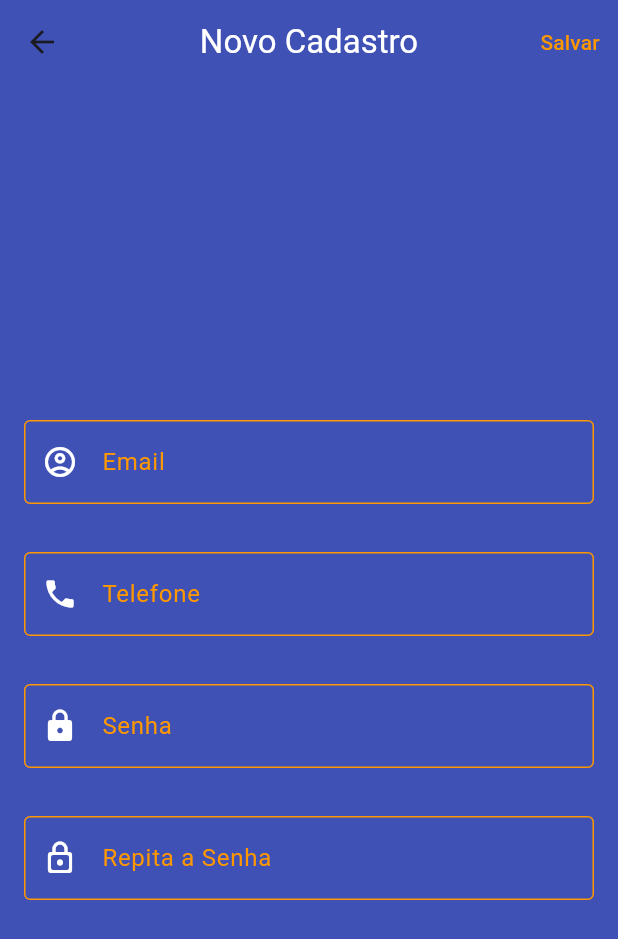
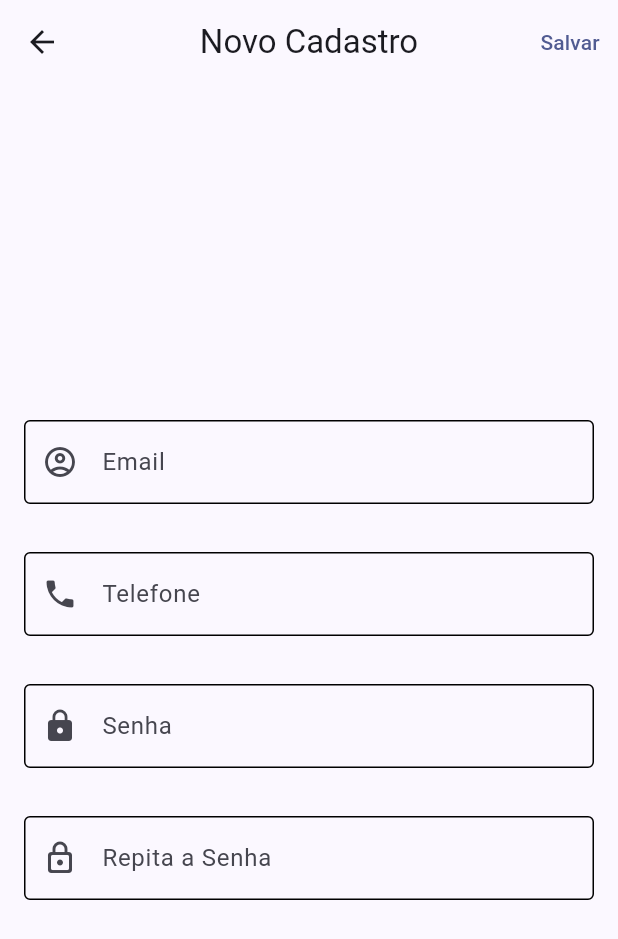
Before and after one commit to hugo-loiola/pratica3, a Flutter app: the Lista screen opened by its route, after a tap on the "exit to app" icon, after a tap on "Cadastre-se", on a phone screen of 412 x 824 dp. Shown: the top 939 px of the screen. Run offline on Flutter 3.47's test engine with Material 2 defaults, Android fonts, the phone set to English and light mode, and no system bars.

Commit message:
Pratica 3 finalizada!

```diff
--- a/lib/main.dart
+++ b/lib/main.dart
@@ -8,8 +8,6 @@ void main() {
   runApp(const MyApp());
 }
 
-const MaterialColor colorSeed = Colors.indigo;
-
 class MyApp extends StatelessWidget {
   const MyApp({Key? key}) : super(key: key);
 
@@ -17,9 +15,8 @@ class MyApp extends StatelessWidget {
   Widget build(BuildContext context) {
     return MaterialApp(
       theme: ThemeData(
-          scaffoldBackgroundColor: Colors.indigo,
           useMaterial3: true,
-          colorScheme: ColorScheme.fromSeed(seedColor: colorSeed)),
+          colorScheme: ColorScheme.fromSeed(seedColor: Colors.indigo)),
       debugShowCheckedModeBanner: false,
       routes: {
         '/': (context) => Login(),
--- a/lib/screens/cadastro.dart
+++ b/lib/screens/cadastro.dart
@@ -9,17 +9,14 @@ class Cadastro extends StatelessWidget {
     return Scaffold(
       appBar: AppBar(
         centerTitle: true,
-        backgroundColor: Colors.indigo,
         title: const Text(
           'Novo Cadastro',
-          style: TextStyle(color: Colors.white),
         ),
         actions: [
           TextButton(
               onPressed: () => {Navigator.pop(context)},
               child: const Text(
                 'Salvar',
-                style: TextStyle(color: Colors.orange),
               ))
         ],
       ),
@@ -29,81 +26,65 @@ class Cadastro extends StatelessWidget {
           Padding(
             padding: EdgeInsets.all(16),
             child: TextField(
-              style: TextStyle(color: Colors.white),
-              cursorColor: Colors.white,
               keyboardType: TextInputType.emailAddress,
               decoration: InputDecoration(
                   prefixIcon: Icon(
                     Icons.account_circle_outlined,
-                    color: Colors.white,
                   ),
-                  enabledBorder: OutlineInputBorder(
-                    borderSide: BorderSide(color: Colors.orange),
-                  ),
+                  enabledBorder: OutlineInputBorder(),
                   focusedBorder: OutlineInputBorder(
-                      borderSide: BorderSide(color: Colors.orange, width: 1),
+                      borderSide: BorderSide(color: Colors.indigo, width: 1),
                       borderRadius: BorderRadius.all(Radius.circular(15))),
-                  label: Text("Email"),
-                  labelStyle: TextStyle(color: Colors.orange)),
+                  label: Text("Email")),
             ),
           ),
           Padding(
             padding: EdgeInsets.all(16),
             child: TextField(
-              style: TextStyle(color: Colors.white),
-              cursorColor: Colors.white,
               keyboardType: TextInputType.phone,
               decoration: InputDecoration(
-                  prefixIcon: Icon(Icons.phone, color: Colors.white),
-                  enabledBorder: OutlineInputBorder(
-                      borderSide: BorderSide(color: Colors.orange)),
+                prefixIcon: Icon(
+                  Icons.phone,
+                ),
+                enabledBorder: OutlineInputBorder(),
                 focusedBorder: OutlineInputBorder(
-                      borderSide: BorderSide(color: Colors.orange, width: 1),
+                    borderSide: BorderSide(color: Colors.indigo, width: 1),
                     borderRadius: BorderRadius.all(Radius.circular(15))),
                 label: Text("Telefone"),
-                  labelStyle: TextStyle(color: Colors.orange)),
+              ),
             ),
           ),
           Padding(
             padding: EdgeInsets.all(16),
             child: TextField(
-              style: TextStyle(color: Colors.white),
-              cursorColor: Colors.white,
               obscureText: true,
               keyboardType: TextInputType.text,
               decoration: InputDecoration(
                   prefixIcon: Icon(
                     Icons.lock,
-                    color: Colors.white,
                   ),
-                  enabledBorder: OutlineInputBorder(
-                      borderSide: BorderSide(color: Colors.orange)),
+                  enabledBorder: OutlineInputBorder(),
                   focusedBorder: OutlineInputBorder(
-                      borderSide: BorderSide(color: Colors.orange, width: 1),
+                      borderSide: BorderSide(color: Colors.indigo, width: 1),
                       borderRadius: BorderRadius.all(Radius.circular(15))),
-                  label: Text("Senha"),
-                  labelStyle: TextStyle(color: Colors.orange)),
+                  label: Text("Senha")),
             ),
           ),
           Padding(
             padding: EdgeInsets.all(16),
             child: TextField(
-              style: TextStyle(color: Colors.white),
-              cursorColor: Colors.white,
               obscureText: true,
               keyboardType: TextInputType.text,
               decoration: InputDecoration(
                 prefixIcon: Icon(
                   Icons.lock_outline_rounded,
-                    color: Colors.white,
                 ),
-                  enabledBorder: OutlineInputBorder(
-                      borderSide: BorderSide(color: Colors.orange)),
+                enabledBorder: OutlineInputBorder(),
                 focusedBorder: OutlineInputBorder(
-                      borderSide: BorderSide(color: Colors.orange, width: 1),
+                    borderSide: BorderSide(color: Colors.indigo, width: 1),
                     borderRadius: BorderRadius.all(Radius.circular(15))),
                 label: Text("Repita a Senha"),
-                  labelStyle: TextStyle(color: Colors.orange)),
+              ),
             ),
           ),
         ],
--- a/lib/screens/lista.dart
+++ b/lib/screens/lista.dart
@@ -13,24 +13,22 @@ class Lista extends StatelessWidget {
     return Scaffold(
       appBar: AppBar(
         centerTitle: true,
-        backgroundColor: Colors.indigo,
         title: const Text(
-          'Bússola',
-          style: TextStyle(color: Colors.white),
+          'Ticket',
         ),
         actions: [
           IconButton(
               icon: const Icon(
                 Icons.exit_to_app,
-                color: Colors.white,
               ),
               onPressed: () => {Navigator.pushReplacementNamed(context, "/")}),
         ],
       ),
       floatingActionButton: FloatingActionButton(
-        backgroundColor: Colors.orange,
         onPressed: () => {Navigator.pushNamed(context, "/novoLugar")},
-        child: const Icon(Icons.add, color: Colors.white),
+        child: const Icon(
+          Icons.add,
+        ),
       ),
       body: SafeArea(
         child: ListView.builder(
@@ -39,14 +37,12 @@ class Lista extends StatelessWidget {
                   margin: const EdgeInsets.all(16),
                   child: ListTile(
                     leading: CircleAvatar(
-                      backgroundColor: Colors.indigo,
                       child: Text(lista[index]['id'].toString()),
                     ),
                     title: Text(lista[index]["title"]),
                     subtitle: Text(lista[index]['subtitle']),
                     trailing: const Icon(
                       Icons.airplane_ticket_outlined,
-                      color: Colors.orange,
                     ),
                   ),
                 )),
--- a/lib/screens/login.dart
+++ b/lib/screens/login.dart
@@ -7,62 +7,53 @@ class Login extends StatelessWidget {
   Widget build(BuildContext context) {
     return Scaffold(
       body: Column(mainAxisAlignment: MainAxisAlignment.center, children: [
-        const Icon(Icons.airplane_ticket_outlined,
-            size: 100, color: Colors.orange),
-        const Text('Bússola',
+        const Icon(
+          Icons.airplane_ticket_outlined,
+          size: 100,
+          color: Colors.indigo,
+        ),
+        const Text('Ticket',
             style: TextStyle(
               fontSize: 24,
               fontWeight: FontWeight.bold,
-                color: Colors.white)),
+            )),
         const Padding(
           padding: EdgeInsets.all(16),
           child: TextField(
-            cursorColor: Colors.white,
-            style: TextStyle(color: Colors.white),
             keyboardType: TextInputType.emailAddress,
             decoration: InputDecoration(
               prefixIcon: Icon(
                 Icons.account_circle_outlined,
-                  color: Colors.white,
               ),
               enabledBorder: OutlineInputBorder(
-                  borderSide: BorderSide(
-                      color: Colors.orange, width: 1, style: BorderStyle.solid),
+                borderSide: BorderSide(width: 1, style: BorderStyle.solid),
               ),
               focusedBorder: OutlineInputBorder(
                   borderSide: BorderSide(
-                        color: Colors.orange,
-                        width: 1,
-                        style: BorderStyle.solid),
+                      color: Colors.indigo, width: 1, style: BorderStyle.solid),
                   borderRadius: BorderRadius.all(Radius.circular(15))),
               label: Text("Email"),
-                labelStyle: TextStyle(color: Colors.orange)),
+            ),
           ),
         ),
         const Padding(
           padding: EdgeInsets.all(16),
           child: TextField(
-            cursorColor: Colors.white,
-            style: TextStyle(color: Colors.white),
             keyboardType: TextInputType.text,
             obscureText: true,
             decoration: InputDecoration(
               prefixIcon: Icon(
                 Icons.lock,
-                  color: Colors.white,
               ),
               enabledBorder: OutlineInputBorder(
-                    borderSide: BorderSide(
-                        color: Colors.orange,
-                        width: 1.0,
-                        style: BorderStyle.solid)),
+                  borderSide: BorderSide(width: 1.0, style: BorderStyle.solid)),
               focusedBorder: OutlineInputBorder(
                 borderSide: BorderSide(
-                      color: Colors.orange, width: 1, style: BorderStyle.solid),
+                    color: Colors.indigo, width: 1, style: BorderStyle.solid),
                 borderRadius: BorderRadius.all(Radius.circular(15)),
               ),
               label: Text("Senha"),
-                labelStyle: TextStyle(color: Colors.orange)),
+            ),
           ),
         ),
         Padding(
@@ -72,7 +63,6 @@ class Login extends StatelessWidget {
                   {Navigator.pushReplacementNamed(context, "/home")},
               child: Text('Entrar'),
               style: ElevatedButton.styleFrom(
-                  primary: Colors.orange,
                   padding: EdgeInsets.symmetric(horizontal: 100, vertical: 10),
                   textStyle: const TextStyle(
                       fontWeight: FontWeight.bold, fontSize: 18),
@@ -84,10 +74,7 @@ class Login extends StatelessWidget {
           child: OutlinedButton(
               child: const Text('Cadastre-se'),
               onPressed: () => {Navigator.pushNamed(context, "/cadastro")},
-              style: OutlinedButton.styleFrom(
-                  primary: Colors.white,
-                  backgroundColor: Colors.indigo,
-                  side: BorderSide(color: Colors.orange))),
+              style: OutlinedButton.styleFrom()),
         ),
       ]),
     );
--- a/lib/screens/novoLugar.dart
+++ b/lib/screens/novoLugar.dart
@@ -7,18 +7,13 @@ class NovoLugar extends StatelessWidget {
       appBar: AppBar(
         title: const Text(
           'Novo Lugar',
-          style: TextStyle(color: Colors.white),
         ),
-        backgroundColor: Colors.indigo,
         centerTitle: true,
         actions: [
           TextButton(
               onPressed: () => {Navigator.pop(context)},
               child: const Text(
                 'Adicionar',
-                style: TextStyle(
-                  color: Colors.orange,
-                ),
               ))
         ],
       ),
@@ -28,43 +23,33 @@ class NovoLugar extends StatelessWidget {
           Padding(
             padding: EdgeInsets.all(16),
             child: TextField(
-              cursorColor: Colors.white,
               decoration: InputDecoration(
                   prefixIcon: Icon(
                     Icons.place_outlined,
-                    color: Colors.white,
                   ),
                   label: Text("Lugar"),
-                  labelStyle: TextStyle(color: Colors.orange),
                   focusedBorder: OutlineInputBorder(
                       borderRadius: BorderRadius.all(Radius.circular(15)),
-                      borderSide: BorderSide(color: Colors.orange)),
+                      borderSide: BorderSide(color: Colors.indigo)),
                   enabledBorder: OutlineInputBorder(
-                      borderSide: BorderSide(
-                          color: Colors.orange,
-                          width: 1,
-                          style: BorderStyle.solid))),
+                      borderSide:
+                          BorderSide(width: 1, style: BorderStyle.solid))),
             ),
           ),
           Padding(
             padding: EdgeInsets.all(16),
             child: TextField(
-              cursorColor: Colors.white,
               decoration: InputDecoration(
                   prefixIcon: Icon(
                     Icons.description_outlined,
-                    color: Colors.white,
                   ),
                   label: Text("Descrição"),
-                  labelStyle: TextStyle(color: Colors.orange),
                   focusedBorder: OutlineInputBorder(
                       borderRadius: BorderRadius.all(Radius.circular(15)),
-                      borderSide: BorderSide(color: Colors.orange)),
+                      borderSide: BorderSide(color: Colors.indigo)),
                   enabledBorder: OutlineInputBorder(
-                      borderSide: BorderSide(
-                          color: Colors.orange,
-                          width: 1,
-                          style: BorderStyle.solid))),
+                      borderSide:
+                          BorderSide(width: 1, style: BorderStyle.solid))),
             ),
           ),
         ],
```
Lines whose indentation alone changed are shown as unchanged.
